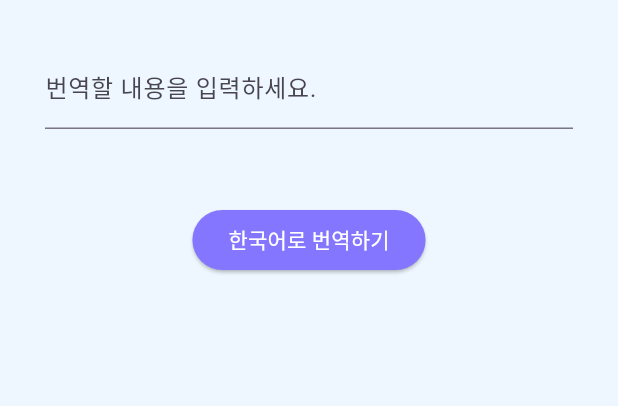
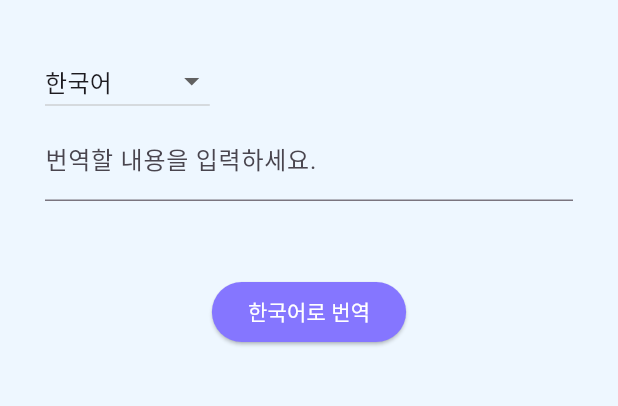
Before and after one commit to jungyeol12/yangdi-translator, a Flutter app: the screen it shows after launch, on a phone screen of 412 x 824 dp, the part 84-490 px from its top. Run offline on Flutter 3.47's test engine with Material 3 defaults, Android fonts, the phone set to English and light mode, and no system bars.

Commit message:
05-30 개발 현황
드롭 다운 메뉴 추가
한국어, 영어, 일본어, 중국어 번역 가능
번역 기록 구현

```diff
--- a/YangdiTranslator/lib/main.dart
+++ b/YangdiTranslator/lib/main.dart
@@ -1,4 +1,5 @@
 import 'package:flutter/material.dart';
+import 'package:flutter/services.dart';
 import 'package:http/http.dart' as http;
 import 'dart:convert';
 import 'Colors.dart';
@@ -40,6 +41,9 @@ class _MainPageState extends State<MainPage> {
   List<String> translatedTexts = []; // 번역 기록을 저장할 배열
   final int maxTranslations = 10; // 최대 번역 기록 개수
 
+  String dropDownValue = ""; // 드롭다운에서 선택한 값을 저장할 변수
+  String buttonTxt = "한국어로 번역";
+
 
   Future<void> _translateText(String text, String targetLanguage) async {
     final apiKey = 'AIzaSyAYeti4omvBQBOi9rql1lIaGlOybHaasB0'; // Google API Key
@@ -68,7 +72,9 @@ class _MainPageState extends State<MainPage> {
     }
   }
 
+  // 번역 기록 추가 & 삭제 함수
   void _addTranslation() {
+    setState(() {
       // 번역 기록 배열에 번역 결과 추가
       translatedTexts.add(_translatedText);
 
@@ -76,7 +82,56 @@ class _MainPageState extends State<MainPage> {
       if (translatedTexts.length > maxTranslations) {
         translatedTexts.removeAt(0);
       }
+    });
+  }
 
+  // 드롭 다운 메뉴를 클릭함에 따라 버튼 메시지가 바뀌도록 하는 함수
+  void buttonMsg() {
+    if (dropDownValue == "ko") {
+      buttonTxt = "한국어로 번역";
+    } else if (dropDownValue == "en") {
+      buttonTxt = "영어로 번역";
+    } else if (dropDownValue == "ja") {
+      buttonTxt = "일본어로 번역";
+    } else if (dropDownValue == "zh-CN") {
+      buttonTxt = "중국어로 번역";
+    } else {
+      buttonTxt = "NULL";
+    }
+  }
+
+  Widget translateLang() {
+    // 드롭다운 리스트
+    final Map<String, String> dropDownMap = {
+      'ko': '한국어',
+      'en': '영어',
+      'ja': '일본어',
+      'zh-CN': '중국어(간체)',
+    };
+
+    // 초기값 설정
+    if (dropDownValue == "") {
+      dropDownValue = dropDownMap.keys.first; // dropDownValue가 비어있다면 dropDownList의 첫 번째 값을 dropDownValue에 저장.
+    }
+
+    // DropDownButton return
+    return DropdownButton<String>(
+      value: dropDownValue, // 처음 보여줄 값 : ko
+      // 드롭다운의 리스트를 보여줄 값: en, ja, zh-CH
+      items: dropDownMap.entries.map<DropdownMenuItem<String>>((entry) {
+        return DropdownMenuItem<String>(
+          value: entry.key,
+          child: Text(entry.value),
+        );
+    }).toList(),
+      // 드롭다운의 값을 선택했을 경우
+      onChanged: (String? value) {
+        setState(() {
+          dropDownValue = value!;
+          buttonMsg();
+        });
+      }
+    );
   }
 
 
@@ -111,26 +166,50 @@ class _MainPageState extends State<MainPage> {
           children: [
             Padding(
               padding: const EdgeInsets.all(30.0),
-              child: TextField(
-                controller: _textController,
-                decoration: InputDecoration(labelText: '번역할 내용을 입력하세요.'),
+              child: Column(
+                children: [
+                  Row(
+                    children: [
+                      translateLang()
+                    ],
+                  ),
+                  TextField(
+                    controller: _textController,
+                    decoration: InputDecoration(labelText: '번역할 내용을 입력하세요.'),
+                  ),
+                ],
               ),
             ),
             SizedBox(height: 20),
             ElevatedButton(
               onPressed: () {
-                _translateText(_textController.text, 'ko'); // 한국어로 번역},
                 _addTranslation();
+                _translateText(_textController.text, dropDownValue); // 드롭다운에서 선택한 값으로 번역,
               },
-              child: Text('한국어로 번역하기', style: TextStyle(color: Colors.white)),
               style: ButtonStyle(backgroundColor: MaterialStateProperty.all(color11)),
+              child: Text(buttonTxt, style: TextStyle(color: Colors.white)),
             ),
-
             SizedBox(height: 20),
-            Text(
-              _translatedText,
-              style: TextStyle(fontSize: 20),
+            GestureDetector(
+              onTap: () {
+                Clipboard.setData(ClipboardData(text: _translatedText))
+                    .then((_) {
+                  ScaffoldMessenger.of(context).showSnackBar(
+                    SnackBar(content: Text('텍스트가 클립보드에 복사되었습니다!')),
+                  );
+                });
+              },
+              child: Text(
+                _translatedText,
+                style: TextStyle(fontSize: 20,),
+              ),
             ),
+            Container(
+              height: 500,
+              child: ListView(
+                children: List.generate(translatedTexts.length, (index) => Text(translatedTexts[index])),
+              ),
+            )
           ],
         ),
       ),
```
